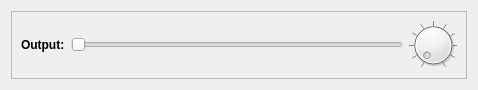
First picture: the form in lxqt-config-brightness/outputwidget.ui, repository lxqt/lxqt-config, before the edit.
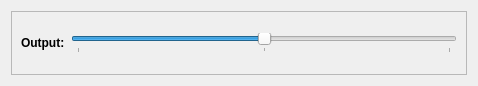
Second picture: the form after the edit.

Commit message: lqxt-config-brightness: More beautiful UI.

```diff
--- a/lxqt-config-brightness/outputwidget.ui
+++ b/lxqt-config-brightness/outputwidget.ui
@@ -43,37 +43,24 @@
        </widget>
       </item>
       <item>
-       <widget class="QSlider" name="backlightSlider">
+       <widget class="QSlider" name="brightnessSlider">
+        <property name="maximum">
+         <number>200</number>
+        </property>
+        <property name="singleStep">
+         <number>5</number>
+        </property>
+        <property name="value">
+         <number>100</number>
+        </property>
         <property name="orientation">
          <enum>Qt::Horizontal</enum>
         </property>
-       </widget>
-      </item>
-      <item>
-       <widget class="QDial" name="brightnessSlider">
-        <property name="sizePolicy">
-         <sizepolicy hsizetype="Fixed" vsizetype="Fixed">
-          <horstretch>0</horstretch>
-          <verstretch>0</verstretch>
-         </sizepolicy>
+        <property name="tickPosition">
+         <enum>QSlider::TicksBelow</enum>
         </property>
-        <property name="maximumSize">
-         <size>
-          <width>48</width>
-          <height>48</height>
-         </size>
-        </property>
-        <property name="toolTip">
-         <string>Right click to reset</string>
-        </property>
-        <property name="wrapping">
-         <bool>false</bool>
-        </property>
-        <property name="notchTarget">
-         <double>10.000000000000000</double>
-        </property>
-        <property name="notchesVisible">
-         <bool>true</bool>
+        <property name="tickInterval">
+         <number>100</number>
         </property>
        </widget>
       </item>
```
The commit also changes 4 other files.
